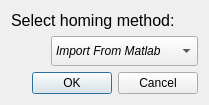
First picture: the form in widgets/homing/homing_dialog.ui, repository IRMA-LAB/cable_robot, before the edit.
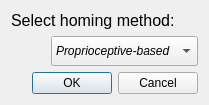
Second picture: the form after the edit. Icons and pictures are not drawn.

Commit message: homing proprioceptive WIP

Patch:
```diff
--- a/widgets/homing/homing_dialog.ui
+++ b/widgets/homing/homing_dialog.ui
@@ -72,12 +72,7 @@
        </property>
        <item>
         <property name="text">
-         <string>Import From Matlab</string>
-        </property>
-       </item>
-       <item>
-        <property name="text">
-         <string>Internal</string>
+         <string>Proprioceptive-based</string>
         </property>
        </item>
        <item>
```
Left out of the diff: 4 changed lines with no effect on the pictures. The commit also changes 15 other files.
